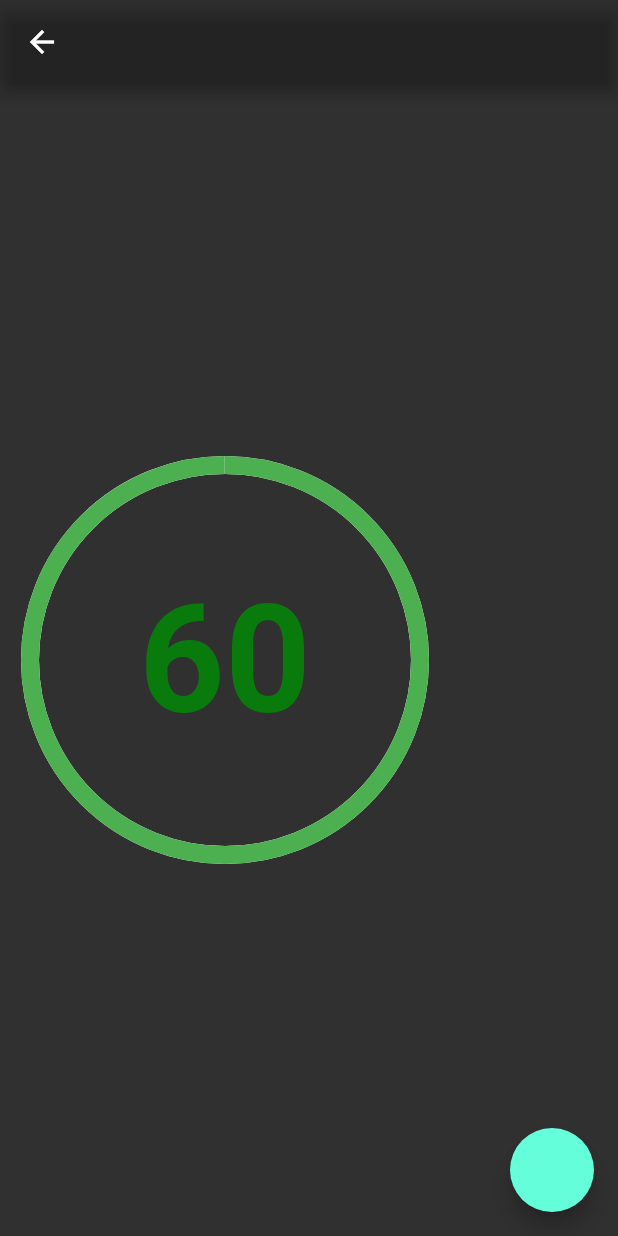
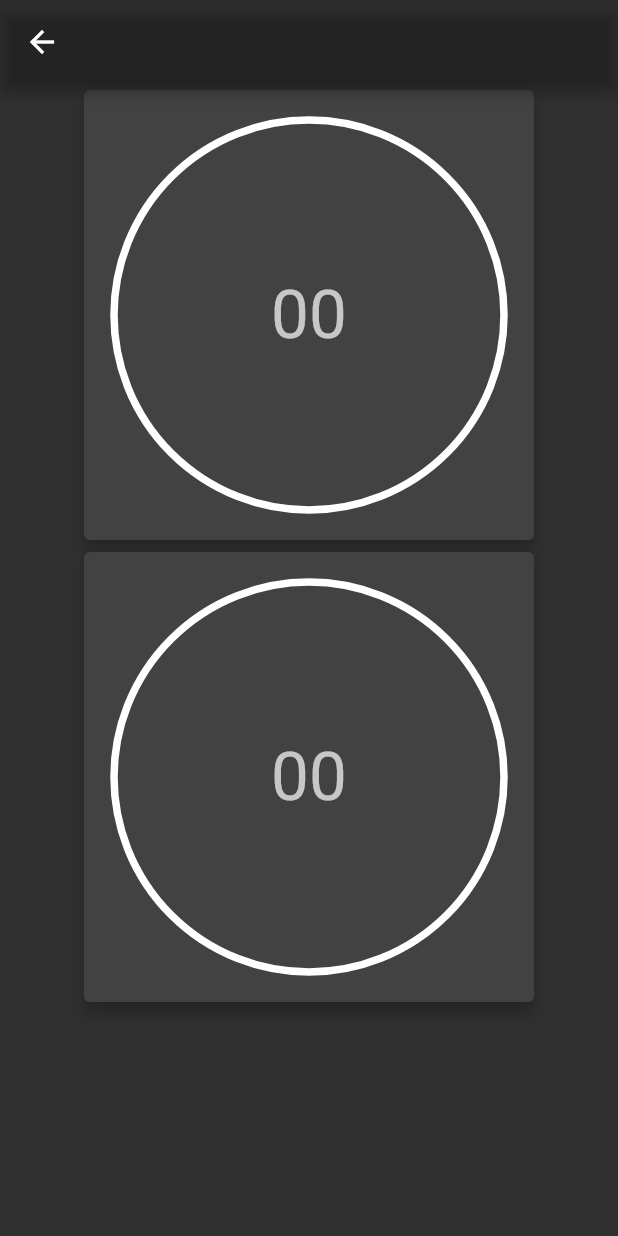
Before and after one commit to HardyJL/recurring_timer, a Flutter app: the TimerScreen screen opened directly, on a phone screen of 412 x 824 dp. Run offline on Flutter 3.47's test engine with Material 2 defaults, Android fonts, the phone set to English and light mode, and no system bars; our stand-ins replace get.

Commit message:
feauter general app timer and management

```diff
--- a/lib/app.dart
+++ b/lib/app.dart
@@ -1,5 +1,6 @@
 import 'package:flutter/material.dart';
 import 'package:get/get.dart';
+import 'package:recurring_timer/bindings/app_bindings.dart';
 import 'package:recurring_timer/features/home/home_screen.dart';
 
 class App extends StatelessWidget {
@@ -11,6 +12,7 @@ class App extends StatelessWidget {
       themeMode: ThemeMode.dark,
       theme: ThemeData.dark(),
       home: const HomeScreen(),
+      initialBinding: AppBinding(),
     );
   }
 }
--- /dev/null
+++ b/lib/bindings/app_bindings.dart
@@ -0,0 +1,9 @@
+import 'package:get/get.dart';
+import 'package:recurring_timer/features/timer/timer_controller.dart';
+
+class AppBinding implements Bindings {
+  @override
+  void dependencies() {
+    Get.create<TimerController>(() => TimerController());
+  }
+}
--- a/lib/features/home/home_screen.dart
+++ b/lib/features/home/home_screen.dart
@@ -23,7 +23,7 @@ class HomeScreen extends StatelessWidget {
       ),
       floatingActionButton: FloatingActionButton(
         onPressed: () {
-          Get.to(const TimerScreen());
+          Get.to(() => const TimerScreen());
         },
       ),
     );
--- a/lib/features/timer/timer_screen.dart
+++ b/lib/features/timer/timer_screen.dart
@@ -1,63 +1,44 @@
 import 'package:flutter/material.dart';
 import 'package:get/get.dart';
 import 'package:recurring_timer/features/timer/timer_controller.dart';
+import 'package:recurring_timer/features/timer/widgets/timer_card.dart';
 
 class TimerScreen extends StatelessWidget {
   const TimerScreen({Key? key}) : super(key: key);
 
   @override
   Widget build(BuildContext context) {
-    final timerController = Get.put(TimerController());
     return Scaffold(
       appBar: AppBar(
         backgroundColor: Colors.transparent,
       ),
-      floatingActionButton:
-          FloatingActionButton(onPressed: timerController.startTimer),
-      body: GetBuilder<TimerController>(
-        init: TimerController(),
-        builder: (context) {
-          return Column(
+      body: SingleChildScrollView(
+        physics: const AlwaysScrollableScrollPhysics(
+          parent: BouncingScrollPhysics(),
+        ),
+        child: Center(
+          child: Column(
             mainAxisAlignment: MainAxisAlignment.center,
             crossAxisAlignment: CrossAxisAlignment.center,
             children: [
-              Container(
-                width: 300,
-                height: 300,
-                child: Stack(
-                  fit: StackFit.expand,
-                  children: [
-                    Padding(
-                      padding: const EdgeInsets.all(20),
-                      child: CircularProgressIndicator(
-                        strokeWidth: 12,
-                        valueColor: AlwaysStoppedAnimation(
-                            timerController.seconds == 60
-                                ? Colors.green
-                                : Colors.red),
-                        backgroundColor: Colors.white,
-                        value: timerController.seconds /
-                            TimerController.maxSeconds,
-                      ),
-                    ),
-                    Center(
-                      child: Text(
-                        timerController.seconds.toString(),
-                        style: TextStyle(
-                          fontSize: 100,
-                          fontWeight: FontWeight.bold,
-                          color: timerController.isCompleted()
-                              ? const Color.fromARGB(255, 8, 123, 12)
-                              : const Color.fromARGB(255, 178, 14, 2),
-                        ),
-                      ),
-                    ),
-                  ],
-                ),
+              TimerCard(
+                maxValue: 100,
               ),
+              TimerCard(
+                maxValue: 20,
+              ),
+              // const SizedBox(
+              //   height: 24,
+              // ),
+              // ElevatedButton(
+              //   onPressed: () {
+              //     timerController.startTimer();
+              //   },
+              //   child: const Text('START'),
+              // ),
             ],
-          );
-        },
+          ),
+        ),
       ),
     );
   }
--- /dev/null
+++ b/lib/features/timer/widgets/timer_card.dart
@@ -0,0 +1,58 @@
+import 'package:flutter/material.dart';
+import 'package:get/get.dart';
+import 'package:recurring_timer/features/timer/timer_controller.dart';
+
+class TimerCard extends StatelessWidget {
+  TimerCard({
+    Key? key,
+    required this.maxValue,
+  }) : super(key: key);
+
+  final double maxValue;
+
+  final timerController = Get.find<TimerController>();
+  bool isStarted = false;
+  @override
+  Widget build(BuildContext context) {
+    timerController.initState(maxValue);
+    return InkWell(
+      onTap: _toggleTimer,
+      child: Card(
+        elevation: 5,
+        child: Container(
+          height: 300,
+          width: 300,
+          padding: const EdgeInsets.all(20),
+          child: Obx(() {
+            return Stack(
+              fit: StackFit.expand,
+              children: [
+                CircularProgressIndicator(
+                  strokeWidth: 5,
+                  valueColor: const AlwaysStoppedAnimation(Colors.green),
+                  backgroundColor: Colors.white,
+                  value: timerController.time.value.toDouble() / maxValue,
+                ),
+                Center(
+                  child: Text(
+                    (timerController.time.value).toString().padLeft(2, '0'),
+                    style: Theme.of(context).textTheme.headline3,
+                  ),
+                )
+              ],
+            );
+          }),
+        ),
+      ),
+    );
+  }
+
+  void _toggleTimer() {
+    if (!isStarted) {
+      timerController.startTimer();
+    } else {
+      timerController.stopTimer();
+    }
+    isStarted = !isStarted;
+  }
+}
--- a/pubspec.yaml
+++ b/pubspec.yaml
@@ -36,6 +36,7 @@ dependencies:
   cupertino_icons: ^1.0.2
   get: ^4.6.5
   get_storage: ^2.0.3
+  flutter_ringtone_player: ^3.2.0
 
 dev_dependencies:
   flutter_test:
```
Also changed, not shown: lib/features/timer/timer_controller.dart (+15 -37 lines), pubspec.lock.
